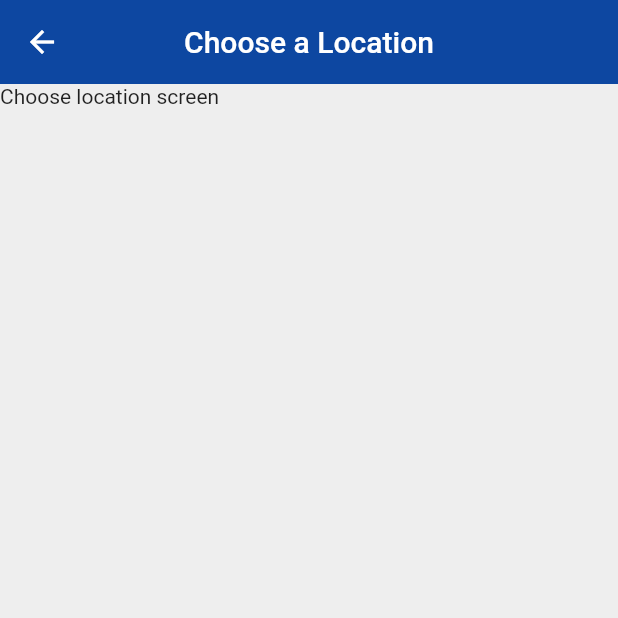
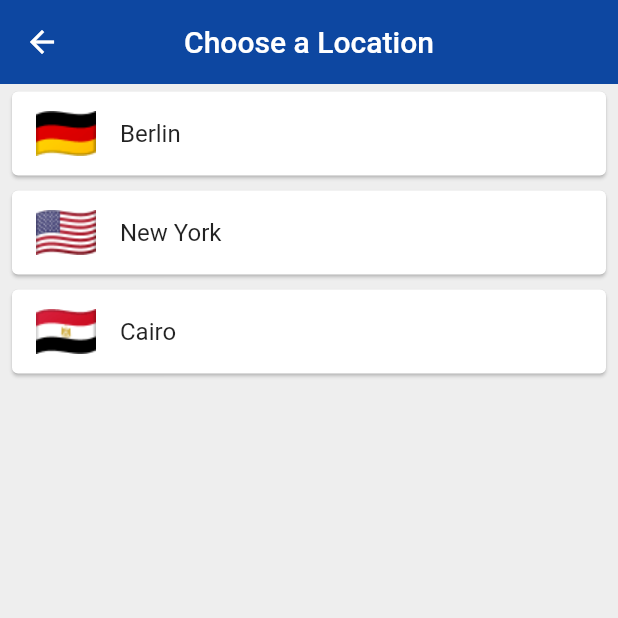
Before and after one commit to Mohamed-Ahmed-Esmat/World-Time-Flutter-application, a Flutter app: the ChooseLocation screen opened by its route, on a phone screen of 412 x 824 dp, the top half of it. Run offline on Flutter 3.47's test engine with Material 2 defaults, Android fonts, the phone set to English and light mode, and no system bars; our stand-ins replace flutter_spinkit; network calls fail.

Commit message:
added a list of different locations to choose from

```diff
--- a/lib/pages/choose_location.dart
+++ b/lib/pages/choose_location.dart
@@ -1,4 +1,6 @@
 import 'package:flutter/material.dart';
+
+import '../services/world_time.dart';
 
 class ChooseLocation extends StatefulWidget {
   const ChooseLocation({super.key});
@@ -8,6 +10,11 @@ class ChooseLocation extends StatefulWidget {
 }
 
 class _ChooseLocationState extends State<ChooseLocation> {
+  List<WorldTime> locations = [
+    WorldTime(location: "Berlin", url: "Europe/Berlin", flag: "germany.png"),
+    WorldTime(location: "New York", url: "America/New_York", flag: "usa.png"),
+    WorldTime(location: "Cairo", url: "Africa/Cairo", flag: "egypt.png"),
+  ];
   @override
   Widget build(BuildContext context) {
     return Scaffold(
@@ -18,6 +25,25 @@ class _ChooseLocationState extends State<ChooseLocation> {
         elevation: 0,
       ),
       backgroundColor: Colors.grey[200],
-        body: Text("Choose location screen"));
+      body: ListView.builder(
+        itemBuilder: (context, index) {
+          return Padding(
+            padding: const EdgeInsets.symmetric(vertical: 1.0, horizontal: 4.0),
+            child: Card(
+              child: ListTile(
+                onTap: () {
+                  print(locations[index].location);
+                },
+                title: Text(locations[index].location),
+                leading: Image(
+                  image: AssetImage('assets/${locations[index].flag}'),
+                ),
+              ),
+            ),
+          );
+        },
+        itemCount: locations.length,
+      ),
+    );
   }
 }
--- a/pubspec.yaml
+++ b/pubspec.yaml
@@ -65,6 +65,9 @@ flutter:
   assets:
     - assets/day.jpeg
     - assets/night.jpeg
+    - assets/germany.png
+    - assets/usa.png
+    - assets/egypt.png
 
   # An image asset can refer to one or more resolution-specific "variants", see
   # https://flutter.dev/assets-and-images/#resolution-aware
```
Also changed, not shown: assets/egypt.png (added), assets/germany.png (added), assets/usa.png (added). Lines whose indentation alone changed are shown as unchanged.
